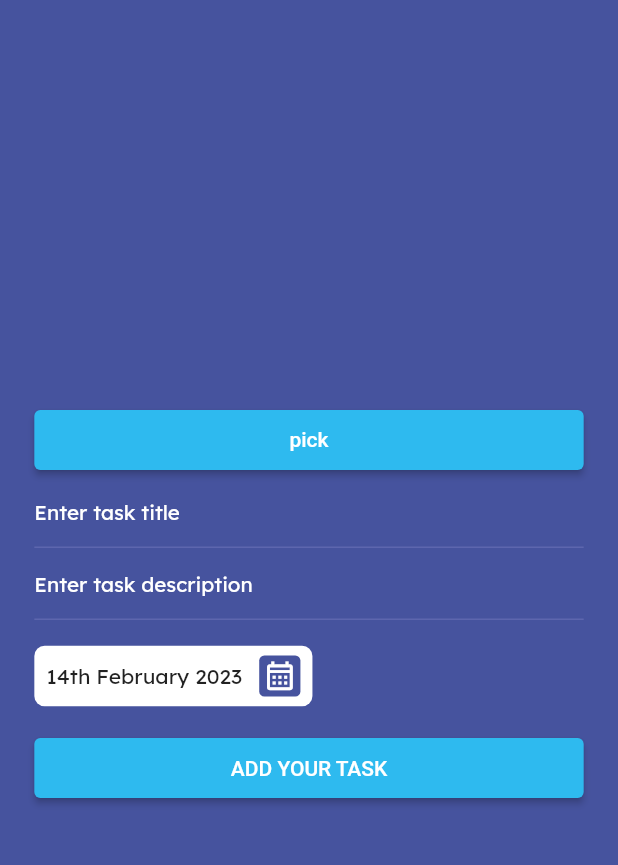
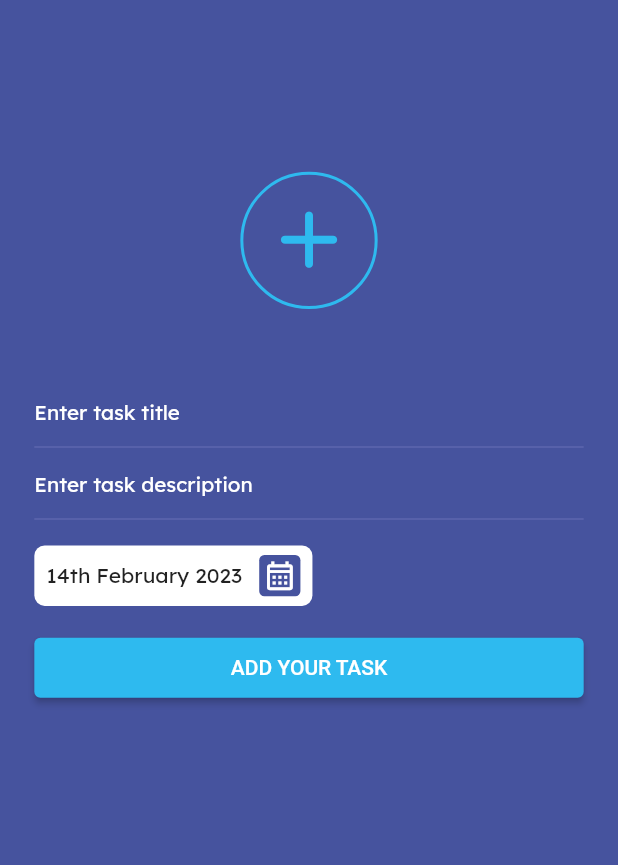
Before and after one commit to ashunasar/Todo-App, a Flutter app: the AddTaskView screen opened directly, on a phone screen of 412 x 824 dp, the part 56-921 px from its top. Run offline on Flutter 3.47's test engine with Material 2 defaults, Android fonts, the phone set to English and light mode, and no system bars; our stand-ins replace date_format, flutter_screenutil, flutter_svg; missing offline and left inert: animated_emoji.

Commit message:
refactored code

```diff
--- a/lib/modules/task/provider/task.provider.dart
+++ b/lib/modules/task/provider/task.provider.dart
@@ -1,7 +1,7 @@
 import 'package:animated_emoji/emojis.dart';
 import 'package:flutter/material.dart';
 
-import '../view/add_task.view.dart';
+import '../../../shared/widgets/emoji_picker.widget.dart';
 
 class TaskProvider extends ChangeNotifier {
   DateTime pickedDate = DateTime.now();
@@ -27,6 +27,7 @@ class TaskProvider extends ChangeNotifier {
         context: context);
     if (value != null) {
       selectedTaskEmojiMood = value;
+      notifyListeners();
     }
   }
 }
--- a/lib/modules/task/view/add_task.view.dart
+++ b/lib/modules/task/view/add_task.view.dart
@@ -1,8 +1,8 @@
 import 'package:animated_emoji/emoji.dart';
-import 'package:animated_emoji/emojis.dart';
 import 'package:flutter/material.dart';
 import 'package:flutter_screenutil/flutter_screenutil.dart';
 import 'package:provider/provider.dart';
+import 'package:todoapp/shared/colors/app_colors.dart';
 import 'package:todoapp/shared/extensions/date_time.extension.dart';
 import 'package:todoapp/shared/widgets/custom_text_field.widget.dart';
 
@@ -14,20 +14,33 @@ class AddTaskView extends StatelessWidget {
   @override
   Widget build(BuildContext context) {
     final provider = Provider.of<TaskProvider>(context, listen: false);
-    double height = MediaQuery.of(context).size.height;
     return Scaffold(
       appBar: AppBar(title: const Text('Add new task')),
       body: Padding(
         padding: EdgeInsets.symmetric(horizontal: 20.w),
         child: Column(
-          mainAxisAlignment: MainAxisAlignment.center,
           children: [
-            ElevatedButton(
-                onPressed: () {
-                  provider.pickTaskEmojiMood(context);
-                },
-                child: Text('pick')),
-            Container(),
+            SizedBox(height: 70.h),
+            InkWell(
+              onTap: () {
+                provider.pickTaskEmojiMood(context);
+              },
+              child: Consumer<TaskProvider>(builder: (context, value, child) {
+                return Container(
+                  height: 80.h,
+                  width: 80.w,
+                  padding: EdgeInsets.all(5.h),
+                  decoration: BoxDecoration(
+                      shape: BoxShape.circle,
+                      border: Border.all(color: AppColors.lightBlue, width: 2)),
+                  child: value.selectedTaskEmojiMood != null
+                      ? AnimatedEmoji(value.selectedTaskEmojiMood!)
+                      : Icon(Icons.add_rounded,
+                          color: AppColors.lightBlue, size: 50.h),
+                );
+              }),
+            ),
+            SizedBox(height: 30.h),
             const CustomTextField(hintText: 'Enter task title'),
             const CustomTextField(hintText: 'Enter task description'),
             SizedBox(height: 15.w),
@@ -72,44 +85,3 @@ class AddTaskView extends StatelessWidget {
     });
   }
 }
-
-class EmojiPicker extends StatelessWidget {
-  const EmojiPicker({super.key});
-
-  @override
-  Widget build(BuildContext context) {
-    double height = MediaQuery.of(context).size.height;
-    return Container(
-      padding: EdgeInsets.symmetric(horizontal: 10.w, vertical: 10.h),
-      decoration: BoxDecoration(
-        borderRadius: BorderRadius.only(
-            topLeft: Radius.circular(15.r), topRight: Radius.circular(15.r)),
-        color: Colors.white,
-      ),
-      height: height * 0.8,
-      child: Column(
-        children: [
-          Container(
-              height: 5.h,
-              width: 30.w,
-              decoration: BoxDecoration(
-                  color: Colors.grey,
-                  borderRadius: BorderRadius.circular(15.r))),
-          SizedBox(height: 10.h),
-          const Text('Pick an emoji accourding to your task\'s mood.'),
-          SizedBox(height: 10.h),
-          Expanded(
-            child: GridView.count(
-              crossAxisCount: 5,
-              children: AnimatedEmojis.values
-                  .map((e) => InkWell(
-                      onTap: () => Navigator.pop<AnimatedEmojiData>(context, e),
-                      child: AnimatedEmoji(e)))
-                  .toList(),
-            ),
-          ),
-        ],
-      ),
-    );
-  }
-}
```
Also changed, not shown: lib/shared/widgets/emoji_picker.widget.dart (added, +45 -0 lines).
